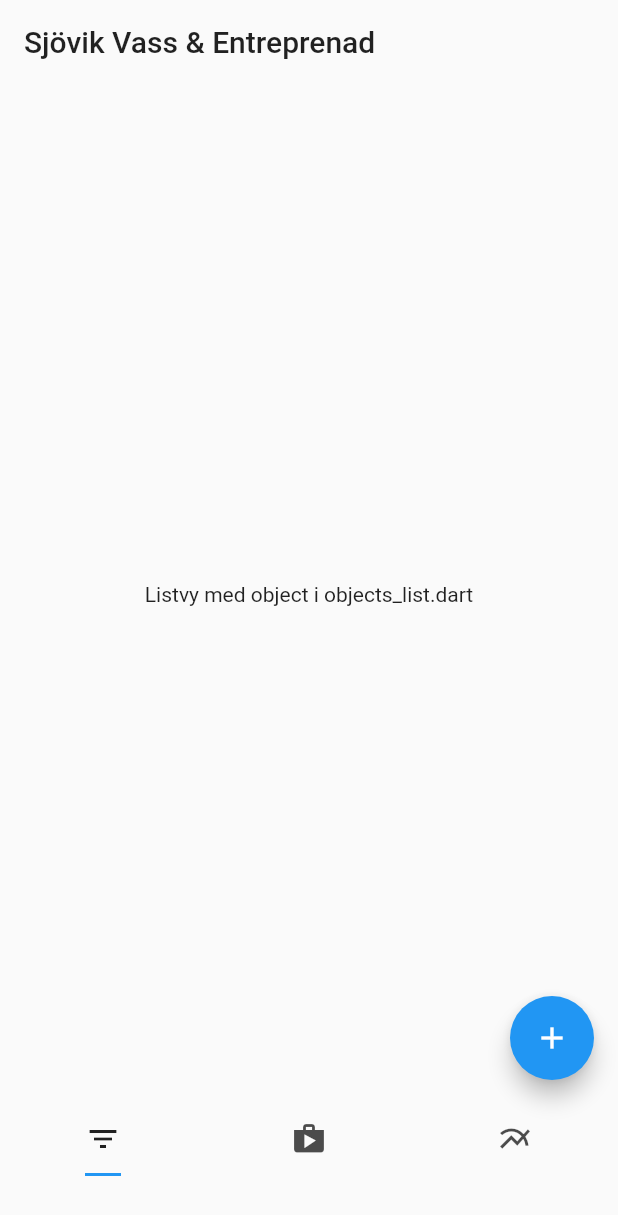
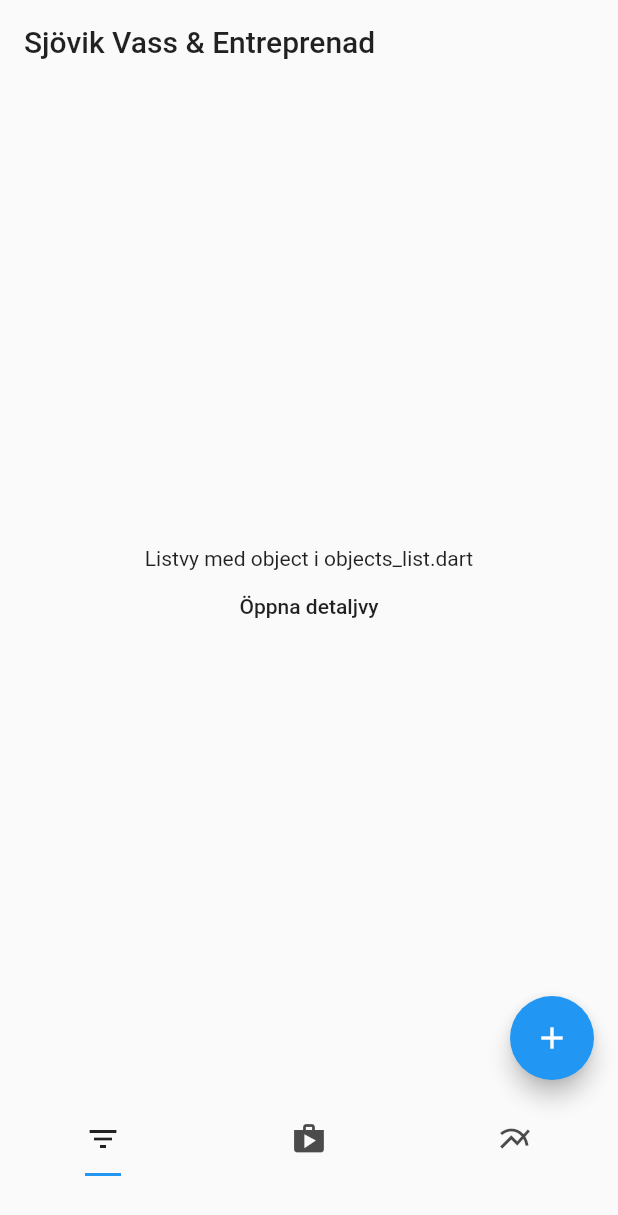
Before and after one commit to CowboyArtist/AgileProject23, a Flutter app: the screen it shows after launch, on a phone screen of 412 x 824 dp. Shown: the top 1215 px of the screen. Run offline on Flutter 3.47's test engine with Material 2 defaults, Android fonts, the light colour scheme and no system bars.

Commit message:
Added possibility to navigate to the object screen during runtime

```diff
--- /dev/null
+++ b/sjovikvass_app/lib/models/stored_object_model.dart
@@ -0,0 +1,11 @@
+class StoredObject {
+  final String title;
+  final String description;
+  final String category;
+
+  StoredObject({
+    this.title,
+    this.category,
+    this.description
+  });
+}
--- a/sjovikvass_app/lib/screens/landing/widgets/objects_list.dart
+++ b/sjovikvass_app/lib/screens/landing/widgets/objects_list.dart
@@ -1,4 +1,6 @@
 import 'package:flutter/material.dart';
+import 'package:sjovikvass_app/models/stored_object_model.dart';
+import 'package:sjovikvass_app/screens/object/object_screen.dart';
 
 //This Widget will return the list of objects required by the user
 class ObjectsList extends StatefulWidget {
@@ -10,7 +12,18 @@ class _ObjectsListState extends State<ObjectsList> {
   @override
   Widget build(BuildContext context) {
     return Center(
-      child: Text('Listvy med object i objects_list.dart'),
+      child: Column(
+        mainAxisAlignment: MainAxisAlignment.center,
+        children: <Widget>[
+          Text('Listvy med object i objects_list.dart'),
+          FlatButton(onPressed: () {
+              Navigator.push(
+                context,
+                MaterialPageRoute(builder: (context) => ObjectScreen(object: StoredObject(title: 'Placeholderobjekt'),)),
+              );
+            }, child: Text('Öppna detaljvy'))
+        ],
+      ),
     );
   }
 }
```
Also changed, not shown: sjovikvass_app/lib/screens/object/object_screen.dart (+8 -1 lines).
